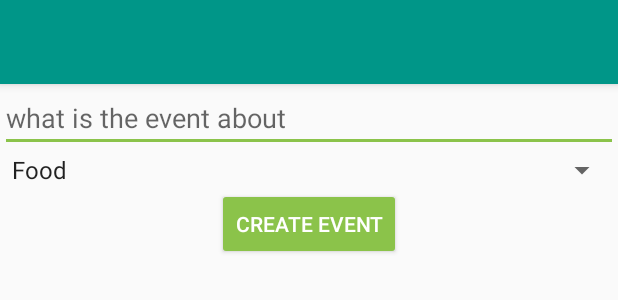
After one commit to Abr3u/GeoFriendsFire, an Android app: the layout activity_create_event.xml on its own in the app's theme, with its tools: preview values and no code run, on a phone screen of 412 x 824 dp. The commit adds this screen. Shown: the top 300 px of the screen. Run offline under Robolectric (Android 15) with nearby library versions, the phone set to English and light mode, and no system bars.

Commit message:
switch createEvent from fragment to activity

```diff
--- a/app/src/main/AndroidManifest.xml
+++ b/app/src/main/AndroidManifest.xml
@@ -28,6 +28,7 @@
         </activity>
         <activity android:name=".activities.SignInActivity" />
         <activity android:name=".activities.SettingsActivity" />
+        <activity android:name=".activities.CreateEventActivity" />
 
         <service android:name=".services.LocationTrackingService"/>
         <service android:name=".services.EventsNearbyService"/>
--- a/app/src/main/java/pt/utl/ist/meic/geofriendsfire/adapters/DynamicViewPagerAdapter.java
+++ b/app/src/main/java/pt/utl/ist/meic/geofriendsfire/adapters/DynamicViewPagerAdapter.java
@@ -7,7 +7,6 @@ import com.nakama.arraypageradapter.ArrayFragmentStatePagerAdapter;
 
 import java.util.ArrayList;
 
-import pt.utl.ist.meic.geofriendsfire.fragments.CreateEventFragment;
 import pt.utl.ist.meic.geofriendsfire.fragments.EventDetailsMapFragment;
 import pt.utl.ist.meic.geofriendsfire.fragments.EventsNearbyListFragment;
 import pt.utl.ist.meic.geofriendsfire.fragments.FriendsFragment;
@@ -30,7 +29,6 @@ public class DynamicViewPagerAdapter extends ArrayFragmentStatePagerAdapter<Frag
             case EventsNearbyMap:
                 return new MapFragment();
             case EventsNearby:
-                //TODO: in work
                 return new EventsNearbyListFragment();
             case MyEvents:
                 return new MyEventsListFragment();
@@ -38,8 +36,6 @@ public class DynamicViewPagerAdapter extends ArrayFragmentStatePagerAdapter<Frag
                 EventDetailsMapFragment frag = new EventDetailsMapFragment();
                 frag.setEvent(mEvent);
                 return frag;
-            case CreateEvent:
-                return new CreateEventFragment();
             case Friends:
                 return new FriendsFragment();
         }
--- a/app/src/main/java/pt/utl/ist/meic/geofriendsfire/adapters/MyEventsAdapter.java
+++ b/app/src/main/java/pt/utl/ist/meic/geofriendsfire/adapters/MyEventsAdapter.java
@@ -64,6 +64,7 @@ public class MyEventsAdapter extends RecyclerView.Adapter<MyEventsAdapter.ViewHo
                 // A new Event has been added, add it to the displayed list
                 final Event eventAux = dataSnapshot.getValue(Event.class);
                 final String eventKey = dataSnapshot.getKey();
+
                 FirebaseDatabase.getInstance().getReference(EVENTS_LOCATIONS_REF).child(eventKey+"/l").addListenerForSingleValueEvent(new ValueEventListener() {
                     @Override
                     public void onDataChange(DataSnapshot dataSnapshot) {
@@ -75,10 +76,11 @@ public class MyEventsAdapter extends RecyclerView.Adapter<MyEventsAdapter.ViewHo
                         v.longitude = longitude;
                         v.setRef(eventKey);
 
+                        Log.d("yyy","MY recebi event "+v.description);
                         // Update RecyclerView
                         mEventsMap.put(eventKey,v);
                         mValues.add(v);
-                        notifyItemInserted(mValues.size() - 1);
+                        notifyDataSetChanged();
                     }
 
                     @Override
--- a/app/src/main/java/pt/utl/ist/meic/geofriendsfire/events/DeletedEvent.java
+++ b/app/src/main/java/pt/utl/ist/meic/geofriendsfire/events/NewDeletedEvent.java
@@ -6,10 +6,10 @@ import pt.utl.ist.meic.geofriendsfire.models.Event;
  * Created by ricar on 17/03/2017.
  */
 
-public class DeletedEvent {
+public class NewDeletedEvent {
     private Event deleted;
 
-    public DeletedEvent(Event deleted) {
+    public NewDeletedEvent(Event deleted) {
         this.deleted = deleted;
     }
     public Event getDeleted() {
--- a/app/src/main/java/pt/utl/ist/meic/geofriendsfire/events/NearbyEvent.java
+++ b/app/src/main/java/pt/utl/ist/meic/geofriendsfire/events/NewNearbyEvent.java
@@ -6,10 +6,10 @@ import pt.utl.ist.meic.geofriendsfire.models.Event;
  * Created by ricar on 17/03/2017.
  */
 
-public class NearbyEvent {
+public class NewNearbyEvent {
     private Event nearby;
 
-    public NearbyEvent(Event nearby) {
+    public NewNearbyEvent(Event nearby) {
         this.nearby = nearby;
     }
     public Event getNearby() {
--- a/app/src/main/java/pt/utl/ist/meic/geofriendsfire/fragments/MapFragment.java
+++ b/app/src/main/java/pt/utl/ist/meic/geofriendsfire/fragments/MapFragment.java
@@ -43,7 +43,7 @@ import butterknife.BindView;
 import butterknife.ButterKnife;
 import pt.utl.ist.meic.geofriendsfire.MyApplicationContext;
 import pt.utl.ist.meic.geofriendsfire.R;
-import pt.utl.ist.meic.geofriendsfire.events.NearbyEvent;
+import pt.utl.ist.meic.geofriendsfire.events.NewNearbyEvent;
 import pt.utl.ist.meic.geofriendsfire.events.NewResidentDomainEvent;
 import pt.utl.ist.meic.geofriendsfire.models.Event;
 import pt.utl.ist.meic.geofriendsfire.services.EventsNearbyService;
@@ -298,7 +298,8 @@ public class MapFragment extends BaseFragment implements GoogleMap.OnCameraChang
 
     @SuppressWarnings("unused")
     @Subscribe(threadMode = ThreadMode.MAIN)
-    public void onEventMainThread(NearbyEvent event) {
+    public void onEventMainThread(NewNearbyEvent event) {
+        Log.d("yyy","mapa recebi novo "+event);
         newMarkerFromService(event.getNearby());
     }
 
--- a/app/src/main/java/pt/utl/ist/meic/geofriendsfire/fragments/MyEventsListFragment.java
+++ b/app/src/main/java/pt/utl/ist/meic/geofriendsfire/fragments/MyEventsListFragment.java
@@ -23,7 +23,7 @@ import butterknife.BindView;
 import butterknife.ButterKnife;
 import pt.utl.ist.meic.geofriendsfire.R;
 import pt.utl.ist.meic.geofriendsfire.adapters.MyEventsAdapter;
-import pt.utl.ist.meic.geofriendsfire.events.DeletedEvent;
+import pt.utl.ist.meic.geofriendsfire.events.NewDeletedEvent;
 import pt.utl.ist.meic.geofriendsfire.models.Event;
 
 public class MyEventsListFragment extends BaseFragment{
@@ -81,7 +81,7 @@ public class MyEventsListFragment extends BaseFragment{
                 if (direction == ItemTouchHelper.LEFT) {    //if swipe left
 
                     AlertDialog.Builder builder = new AlertDialog.Builder(getContext()); //alert for confirm to delete
-                    builder.setMessage("Are you sure you want to delete event "+position+"?");    //set message
+                    builder.setMessage("Are you sure you want to delete this event?");    //set message
 
                     builder.setPositiveButton("REMOVE", new DialogInterface.OnClickListener() { //when click on DELETE
                         @Override
@@ -109,7 +109,7 @@ public class MyEventsListFragment extends BaseFragment{
         adapter.removeValue(position);
         Toast.makeText(getContext(), "Deleting "+toDelete.description, Toast.LENGTH_LONG).show();
 
-        EventBus.getDefault().post(new DeletedEvent(toDelete));
+        EventBus.getDefault().post(new NewDeletedEvent(toDelete));
         mFirebaseEventsRef.child(toDelete.ref).removeValue();
         mFirebaseEventsLocationRef.child(toDelete.ref).removeValue();
     }
--- a/app/src/main/java/pt/utl/ist/meic/geofriendsfire/services/EventsNearbyService.java
+++ b/app/src/main/java/pt/utl/ist/meic/geofriendsfire/services/EventsNearbyService.java
@@ -27,7 +27,7 @@ import java.util.List;
 import java.util.Map;
 
 import pt.utl.ist.meic.geofriendsfire.MyApplicationContext;
-import pt.utl.ist.meic.geofriendsfire.events.NearbyEvent;
+import pt.utl.ist.meic.geofriendsfire.events.NewNearbyEvent;
 import pt.utl.ist.meic.geofriendsfire.events.NewLocationEvent;
 import pt.utl.ist.meic.geofriendsfire.events.NewResidentDomainEvent;
 import pt.utl.ist.meic.geofriendsfire.events.NewSettingsEvent;
@@ -77,7 +77,7 @@ public class EventsNearbyService extends Service implements GeoQueryEventListene
                     Log.d("ttt","add event "+v);
                     mValues.add(v);
                     mEventsMap.put(key, v);
-                    EventBus.getDefault().post(new NearbyEvent(v));
+                    EventBus.getDefault().post(new NewNearbyEvent(v));
                 }
 
                 @Override
--- /dev/null
+++ b/app/src/main/res/layout/activity_create_event.xml
@@ -0,0 +1,70 @@
+<?xml version="1.0" encoding="utf-8"?>
+<RelativeLayout xmlns:android="http://schemas.android.com/apk/res/android"
+    xmlns:app="http://schemas.android.com/apk/res-auto"
+    android:layout_width="match_parent"
+    android:layout_height="match_parent"
+    android:orientation="vertical">
+
+    <android.support.design.widget.CoordinatorLayout
+        android:layout_width="match_parent"
+        android:layout_height="match_parent">
+
+        <android.support.design.widget.AppBarLayout
+            android:id="@+id/appbar"
+            android:layout_width="match_parent"
+            android:layout_height="wrap_content"
+            android:theme="@style/ThemeOverlay.AppCompat.Dark.ActionBar">
+
+            <android.support.v7.widget.Toolbar
+                android:id="@+id/toolbar"
+                android:layout_width="match_parent"
+                android:layout_height="?attr/actionBarSize"
+                android:background="?attr/colorPrimary"
+                app:layout_scrollFlags="scroll|enterAlways|snap"
+                app:popupTheme="@style/ThemeOverlay.AppCompat.Light" />
+
+        </android.support.design.widget.AppBarLayout>
+
+        <LinearLayout
+            xmlns:android="http://schemas.android.com/apk/res/android"
+            android:orientation="vertical"
+            android:layout_width="match_parent"
+            android:layout_height="wrap_content"
+            app:layout_behavior="@string/appbar_scrolling_view_behavior"
+            >
+            <TextView
+                android:visibility="gone"
+                android:id="@+id/networkDetectorHolder"
+                android:layout_width="match_parent"
+                android:layout_height="wrap_content"
+                android:gravity="center"
+                android:padding="10dp"
+                android:background="@android:color/holo_red_light" />
+
+            <EditText
+                android:layout_width="match_parent"
+                android:layout_height="wrap_content"
+                android:hint="what is the event about"
+                android:inputType="text"
+                android:id="@+id/eventDescription" />
+
+            <Spinner
+                android:id="@+id/categorySpinner"
+                android:layout_width="match_parent"
+                android:layout_height="wrap_content"
+                android:entries="@array/categories_array"
+                android:prompt="@string/categories_prompt" />
+
+            <Button
+                style="@style/Widget.AppCompat.Button.Colored"
+                android:layout_width="wrap_content"
+                android:layout_height="wrap_content"
+                android:text="Create Event"
+                android:id="@+id/createEventButton"
+                android:layout_gravity="center_horizontal" />
+
+        </LinearLayout>
+
+    </android.support.design.widget.CoordinatorLayout>
+
+</RelativeLayout>
```
Also changed, not shown: app/src/main/java/pt/utl/ist/meic/geofriendsfire/activities/CreateEventActivity.java (renamed from app/src/main/java/pt/utl/ist/meic/geofriendsfire/fragments/CreateEventFragment.java, +28 -19 lines), app/src/main/java/pt/utl/ist/meic/geofriendsfire/activities/DrawerMainActivity.java (+12 -9 lines), app/src/main/java/pt/utl/ist/meic/geofriendsfire/adapters/EventsNearbyAdapter.java (+7 -6 lines), app/src/main/java/pt/utl/ist/meic/geofriendsfire/fragments/EventsNearbyListFragment.java (+5 -4 lines), app/src/main/java/pt/utl/ist/meic/geofriendsfire/utils/FragmentKeys.java (+1 -6 lines).
